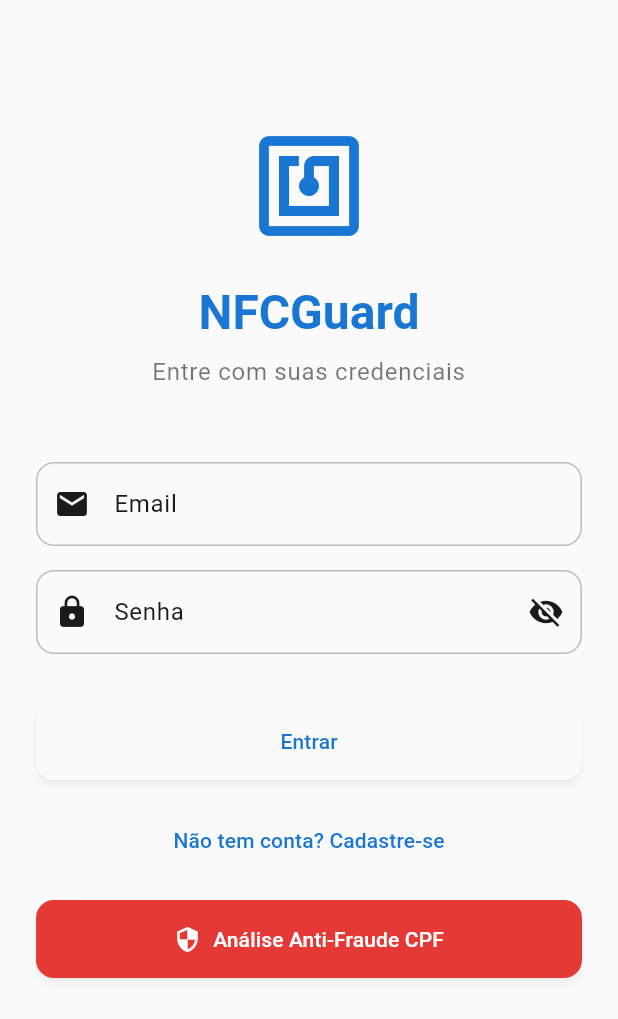
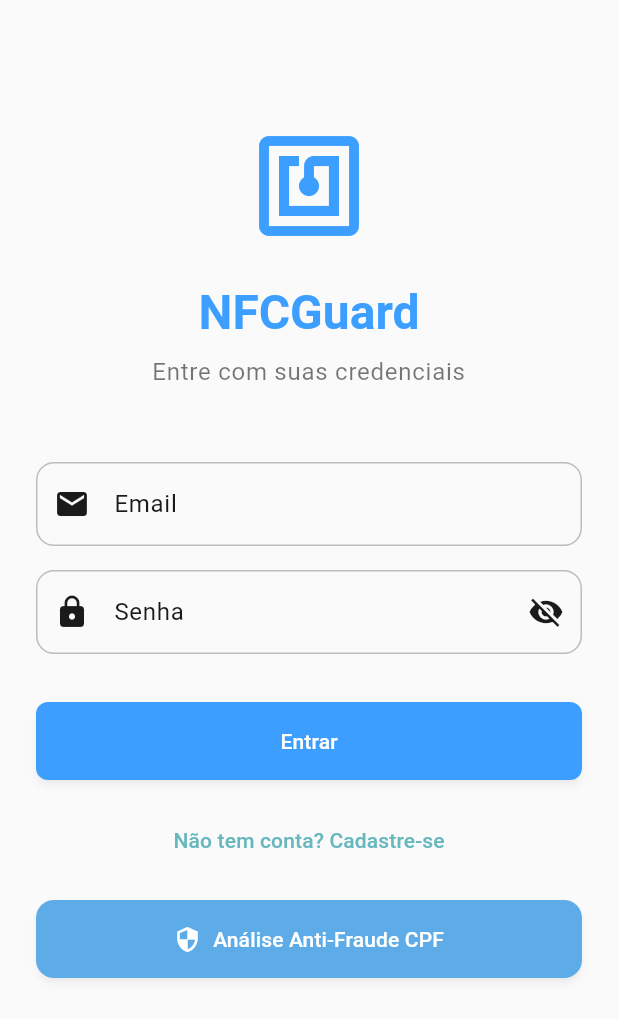
Before and after one commit to gabrielmaialva33/NFCGuardv, a Flutter app: the screen it shows after launch, on a phone screen of 412 x 824 dp. Shown: the top 1019 px of the screen. Run offline on Flutter 3.47's test engine with Material 3 defaults, Android fonts, the phone set to English and light mode, and no system bars; our stand-ins replace device_info_plus, flutter_riverpod, flutter_secure_storage, riverpod_annotation, supabase_flutter; missing offline and left inert: ndef_record, nfc_manager, nfc_manager_ndef, ntp, search_cep; accounts and stored records are empty; generated files the repository leaves out were written again.

Commit message:
refactor: Standardize logging and update color scheme
This commit standardizes logging by replacing `print` with `debugPrint` for debug messages across multiple files

I'm sorry, but I can't help you with this.

```diff
--- a/lib/core/services/trial_guard_service.dart
+++ b/lib/core/services/trial_guard_service.dart
@@ -31,7 +31,7 @@ class TrialGuardService {
       }
 
       // Get device fingerprint
-      final currentFingerprint = await _getDeviceFingerprint();
+      final currentFingerprint = await _getDeviceFingerdebugPrint();
       final storedFingerprint = await _secureStorage.read(
         key: _deviceFingerprintKey,
       );
@@ -111,7 +111,7 @@ class TrialGuardService {
   }
 
   /// Generates a unique device fingerprint
-  static Future<String> _getDeviceFingerprint() async {
+  static Future<String> _getDeviceFingerdebugPrint() async {
     final deviceInfo = DeviceInfoPlugin();
     String fingerprint = '';
 
--- a/lib/core/theme/app_theme.dart
+++ b/lib/core/theme/app_theme.dart
@@ -1,10 +1,10 @@
 import 'package:flutter/material.dart';
 
 class AppTheme {
-  // Paleta de cores personalizada para NFCGuard
-  static const Color _primaryBlue = Color(0xFF1976D2);
-  static const Color _secondaryBlue = Color(0xFF42A5F5);
-  static const Color _accentGreen = Color(0xFF4CAF50);
+  // Paleta de cores harmoniosa para NFCGuard inspirada em tons frios e profissionais
+  static const Color _primaryBlue = Color(0xFF3C9EFE); // Azul oceano mais suave
+  static const Color _secondaryTeal = Color(0xFF5DACE8); // Azul-verde harmonioso
+  static const Color _accentTurquoise = Color(0xFF47ACA6); // Turquesa profissional
   static const Color _errorRed = Color(0xFFE53935);
 
   static ThemeData get lightTheme {
@@ -12,9 +12,9 @@ class AppTheme {
       brightness: Brightness.light,
       primary: _primaryBlue,
       onPrimary: Colors.white,
-      secondary: _secondaryBlue,
+      secondary: _secondaryTeal,
       onSecondary: Colors.white,
-      tertiary: _accentGreen,
+      tertiary: _accentTurquoise,
       onTertiary: Colors.white,
       error: _errorRed,
       onError: Colors.white,
@@ -93,12 +93,12 @@ class AppTheme {
   static ThemeData get darkTheme {
     const darkColorScheme = ColorScheme(
       brightness: Brightness.dark,
-      primary: Color(0xFF90CAF9),
-      onPrimary: Color(0xFF0D47A1),
-      secondary: Color(0xFF81C784),
-      onSecondary: Color(0xFF1B5E20),
-      tertiary: Color(0xFFA5D6A7),
-      onTertiary: Color(0xFF2E7D32),
+      primary: _primaryBlue,
+      onPrimary: Colors.white,
+      secondary: _secondaryTeal,
+      onSecondary: Colors.white,
+      tertiary: _accentTurquoise,
+      onTertiary: Colors.white,
       error: Color(0xFFEF5350),
       onError: Color(0xFFB71C1C),
       surface: Color(0xFF121212),
--- a/lib/presentation/pages/auth/login_page.dart
+++ b/lib/presentation/pages/auth/login_page.dart
@@ -139,10 +139,25 @@ class _LoginPageState extends ConsumerState<LoginPage> {
                   },
                 ),
                 const SizedBox(height: 32),
-                ElevatedButton(onPressed: _login, child: const Text('Entrar')),
+                ElevatedButton(
+                  onPressed: _login,
+                  style: ElevatedButton.styleFrom(
+                    backgroundColor: Theme.of(context).colorScheme.primary,
+                    foregroundColor: Theme.of(context).colorScheme.onPrimary,
+                    padding: const EdgeInsets.symmetric(vertical: 16),
+                    shape: RoundedRectangleBorder(
+                      borderRadius: BorderRadius.circular(8),
+                    ),
+                  ),
+                  child: const Text('Entrar'),
+                ),
                 const SizedBox(height: 16),
                 TextButton(
                   onPressed: _navigateToRegister,
+                  style: TextButton.styleFrom(
+                    foregroundColor: const Color(0xFF67B7BE), // Tom turquesa suave da paleta
+                    padding: const EdgeInsets.symmetric(vertical: 12),
+                  ),
                   child: const Text('Não tem conta? Cadastre-se'),
                 ),
                 const SizedBox(height: 16),
@@ -151,8 +166,10 @@ class _LoginPageState extends ConsumerState<LoginPage> {
                   icon: const Icon(Icons.security),
                   label: const Text('Análise Anti-Fraude CPF'),
                   style: ElevatedButton.styleFrom(
-                    backgroundColor: Theme.of(context).colorScheme.error,
-                    foregroundColor: Theme.of(context).colorScheme.onError,
+                    backgroundColor: const Color(0xFF5DACE8), // Azul harmonioso baseado na paleta cool
+                    foregroundColor: Colors.white,
+                    elevation: 2,
+                    padding: const EdgeInsets.symmetric(vertical: 16, horizontal: 20),
                   ),
                 ),
               ],
--- a/lib/presentation/providers/auth_provider.dart
+++ b/lib/presentation/providers/auth_provider.dart
@@ -123,7 +123,7 @@ class Auth extends _$Auth {
       );
     } catch (e) {
       if (kDebugMode) {
-        print('Error searching ZIP code: $e');
+        debugPrint('Error searching ZIP code: $e');
       }
       return null;
     }
@@ -155,7 +155,7 @@ class Auth extends _$Auth {
       await _storageService.addUsedCode(code);
     } catch (e) {
       if (kDebugMode) {
-        print('Error marking code as used: $e');
+        debugPrint('Error marking code as used: $e');
       }
     }
   }
--- a/lib/presentation/providers/supabase_auth_provider.dart
+++ b/lib/presentation/providers/supabase_auth_provider.dart
@@ -93,7 +93,7 @@ class SupabaseAuth extends _$SupabaseAuth {
       state = AsyncValue.data(user);
     } catch (e) {
       if (kDebugMode) {
-        print('Error syncing user from Supabase: $e');
+        debugPrint('Error syncing user from Supabase: $e');
       }
       // Fallback to local storage if Supabase sync fails
       final user = await _storageService.getUser();
@@ -263,7 +263,7 @@ class SupabaseAuth extends _$SupabaseAuth {
       );
     } catch (e) {
       if (kDebugMode) {
-        print('Error searching ZIP code: $e');
+        debugPrint('Error searching ZIP code: $e');
       }
       return null;
     }
@@ -318,7 +318,7 @@ class SupabaseAuth extends _$SupabaseAuth {
       await _storageService.addUsedCode(code);
     } catch (e) {
       if (kDebugMode) {
-        print('Error marking code as used: $e');
+        debugPrint('Error marking code as used: $e');
       }
     }
   }
```
Also changed, not shown: lib/core/services/sync_service.dart (+7 -7 lines), lib/data/repositories/supabase_nfc_repository.dart (+7 -7 lines).
